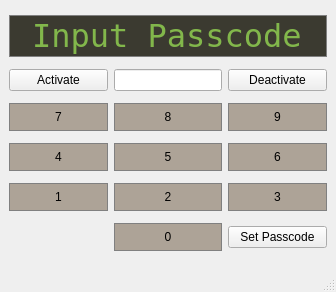
Old version of the form controlpanel.ui in the repository khanhchel99/HomeSecuritySystem.
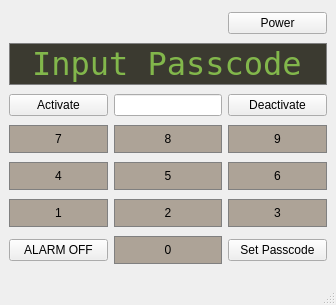
New version of the form.

Commit message:
alarm, homesys
implemented alarm, homesystem classes

```diff
--- a/controlpanel.ui
+++ b/controlpanel.ui
@@ -7,7 +7,7 @@
     <x>0</x>
     <y>0</y>
     <width>336</width>
-    <height>292</height>
+    <height>305</height>
    </rect>
   </property>
   <property name="windowTitle">
@@ -297,6 +297,20 @@
       </property>
      </widget>
     </item>
+    <item row="0" column="2">
+     <widget class="QPushButton" name="Power">
+      <property name="text">
+       <string>Power</string>
+      </property>
+     </widget>
+    </item>
+    <item row="7" column="0">
+     <widget class="QPushButton" name="stopAlarm">
+      <property name="text">
+       <string>ALARM OFF</string>
+      </property>
+     </widget>
+    </item>
    </layout>
   </widget>
   <widget class="QMenuBar" name="menubar">
```
The commit also changes 7 other files.
